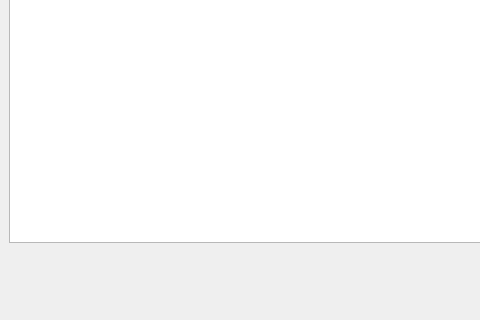
hansegucker/documento-client, file documento_client/main.ui: the form before one commit; both pictures show x 0 to 480 and y 272 to 592 of the 800 by 592 pixel window.
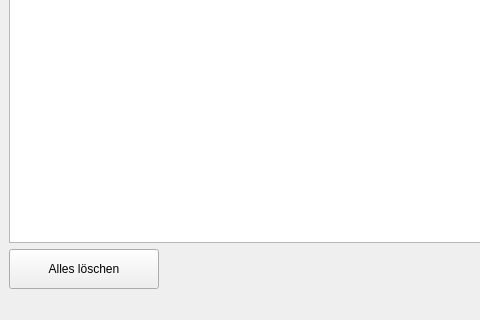
The form after the commit.

Commit message: [Client] Add delete button

What changed in the file:
```diff
--- a/documento_client/main.ui
+++ b/documento_client/main.ui
@@ -45,6 +45,19 @@
     </item>
     <item>
      <layout class="QHBoxLayout" name="horizontalLayout_2">
+      <item>
+       <widget class="QPushButton" name="clear_all_button">
+        <property name="minimumSize">
+         <size>
+          <width>150</width>
+          <height>40</height>
+         </size>
+        </property>
+        <property name="text">
+         <string>Alles löschen</string>
+        </property>
+       </widget>
+      </item>
       <item>
        <spacer name="horizontalSpacer">
         <property name="orientation">
```
The commit also changes 3 other files.
